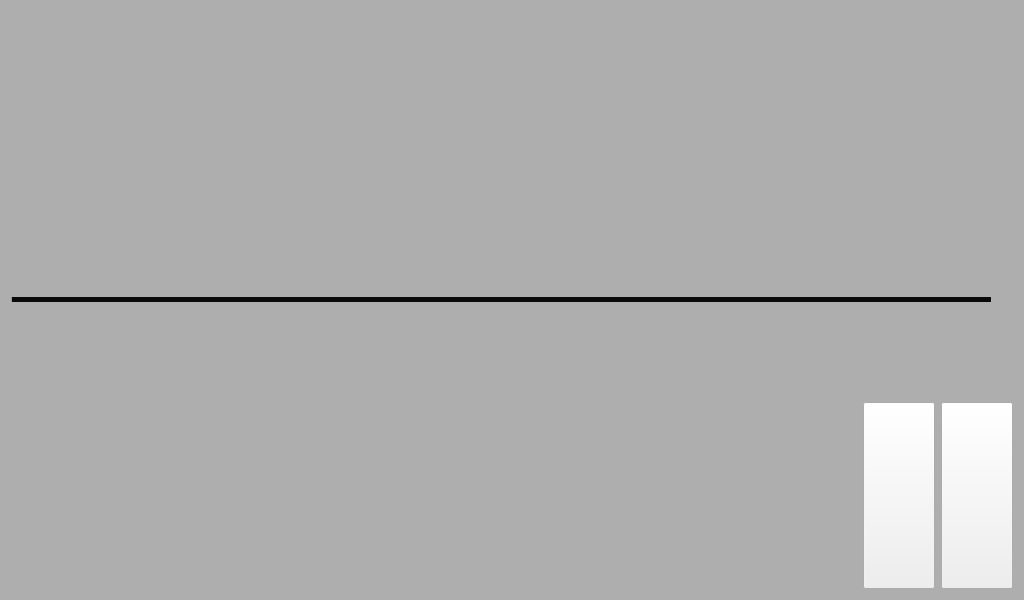
Before: the Qt Designer form csrplayer.ui in c9o/player, drawn with Qt 5.
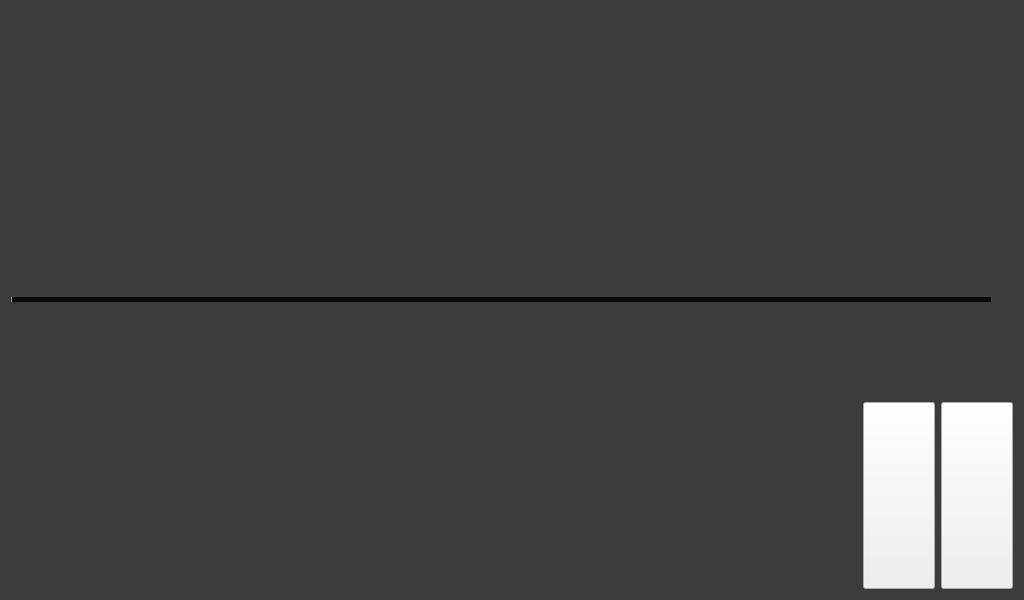
After: the same form once the commit is applied. Icons and pictures are not drawn. Custom widgets are drawn as their Qt base class.

Patch:
```diff
--- a/csrplayer.ui
+++ b/csrplayer.ui
@@ -23,13 +23,13 @@
    <string notr="true">QMainWindow
 {
 	background: none;
-	background-color: rgba(60, 60, 60,60);
+	background-color: rgba(60, 60, 60, 255);
 }
 
 QListView
 {
 	background: none;
-	background-color: rgba(200, 200, 200,200);
+	background-color: rgba(200, 200, 200,255);
 }
 
 QHBoxLayout
@@ -83,7 +83,7 @@
 
 QScrollBar:vertical {
 	background: none;
-	background: rgba(0, 0, 0, 0);
+	background: rgba(0, 0, 0, 255);
 	margin: 17px 0px 17px 0px;
 	width: 20px;
  }
@@ -94,14 +94,14 @@
 
 QScrollBar::add-line:vertical {
 	background: none;
-	background: rgba(0, 0, 0, 0);
+	background: rgba(0, 0, 0, 255);
 	height: 20px;
 	subcontrol-origin: margin;
 }
 
  QScrollBar::sub-line:vertical {
 	background: none;
-	background: rgba(0, 0, 0, 0);
+	background: rgba(0, 0, 0, 255);
 	height: 20px;
 	subcontrol-origin: margin;
  }
```
